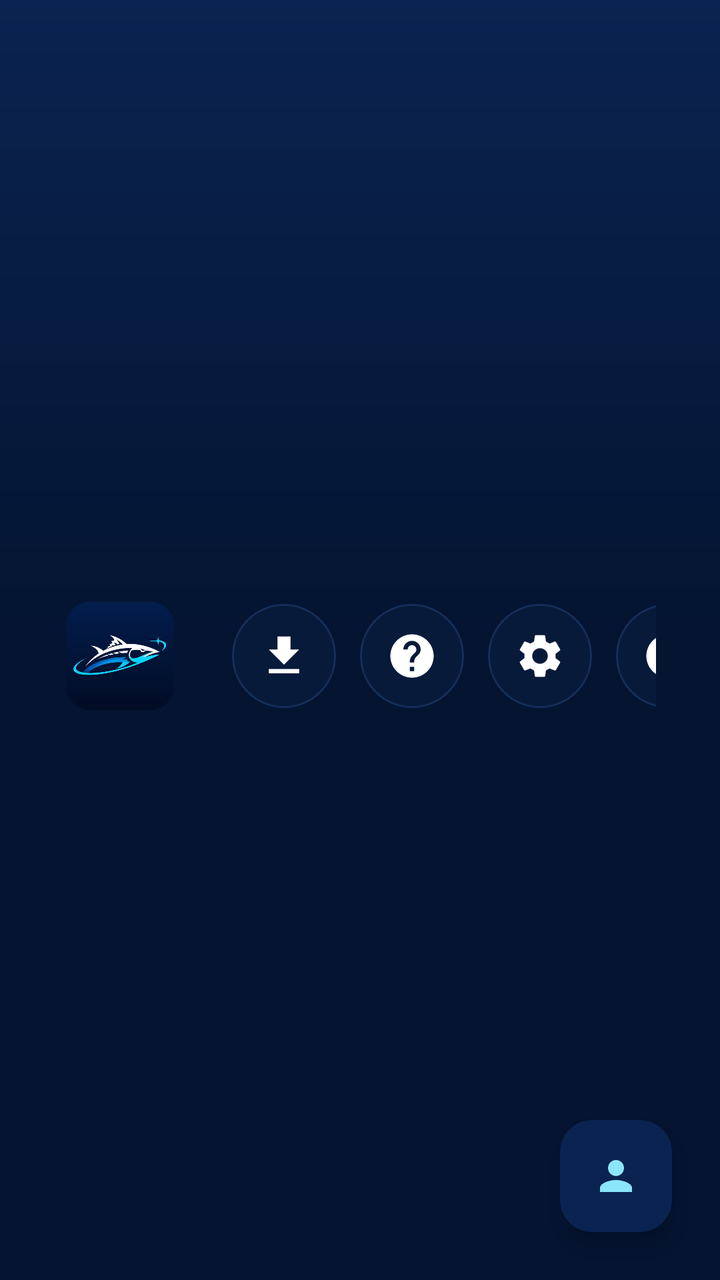
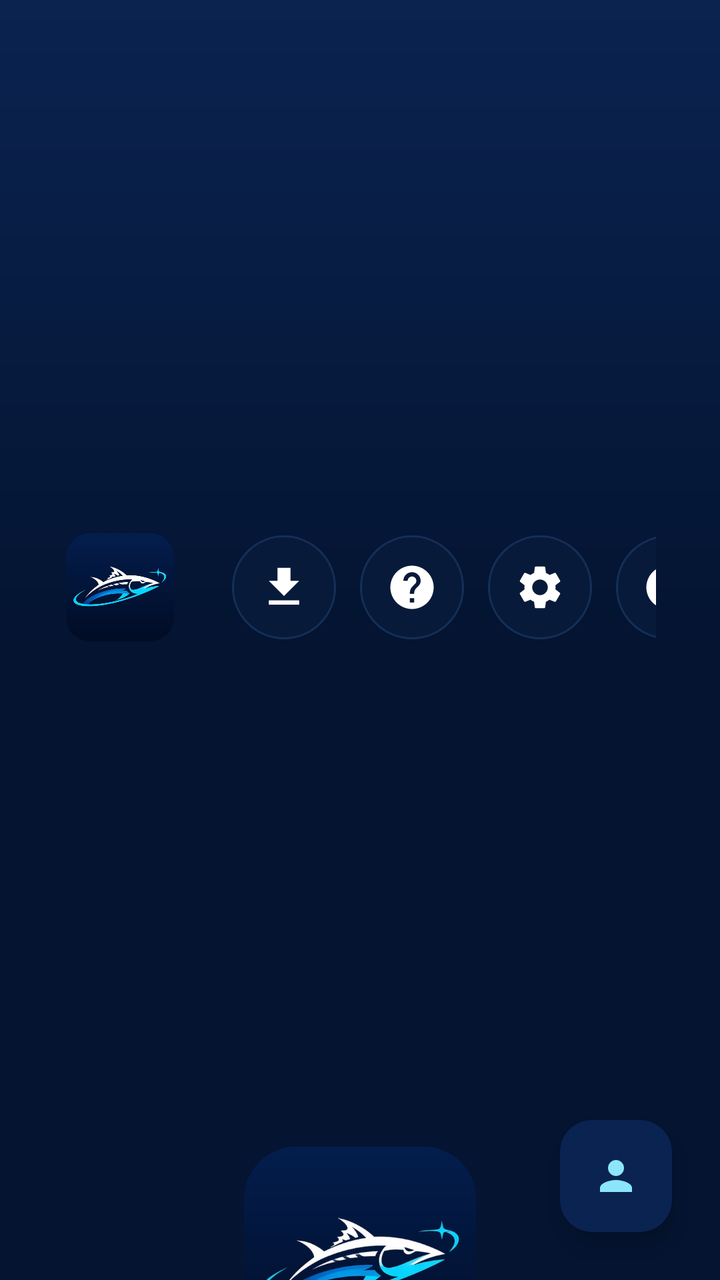

Before-and-after screenshots of an Android layout around one commit, followed by the original layout XML and the change that was made.
<!-- AndroidManifest.xml: application theme AppTheme -->
<!-- res/layout/activity_pc_view.xml -->
<?xml version="1.0" encoding="utf-8"?>
<RelativeLayout xmlns:android="http://schemas.android.com/apk/res/android"
    xmlns:tools="http://schemas.android.com/tools"
    xmlns:app="http://schemas.android.com/apk/res-auto"
    android:background="@drawable/ts_home_bg"
    android:layout_width="match_parent"
    android:layout_height="match_parent"
    tools:context=".PcView">

    <LinearLayout
        android:id="@+id/homeHeader"
        android:layout_width="match_parent"
        android:layout_height="wrap_content"
        android:layout_alignParentTop="true"
        android:orientation="horizontal"
        android:gravity="center_vertical"
        android:paddingStart="32dp"
        android:paddingEnd="32dp"
        android:paddingTop="24dp"
        android:paddingBottom="8dp">

        <ImageView
            android:id="@+id/brandMark"
            android:layout_width="56dp"
            android:layout_height="56dp"
            android:src="@drawable/ts_mark"
            android:contentDescription="@null"
            android:importantForAccessibility="no" />

        <LinearLayout
            android:layout_width="0dp"
            android:layout_height="wrap_content"
            android:layout_weight="1"
            android:layout_marginStart="16dp"
            android:orientation="vertical">
            <TextView
                android:layout_width="wrap_content"
                android:layout_height="wrap_content"
                android:text="@string/app_label"
                android:textColor="@color/ts_text"
                android:textSize="26sp"
                android:textStyle="bold"
                android:letterSpacing="0.01" />
            <TextView
                android:layout_width="wrap_content"
                android:layout_height="wrap_content"
                android:text="@string/home_tagline"
                android:textColor="@color/ts_text_secondary"
                android:textSize="14sp" />
        </LinearLayout>

        <ImageButton
            android:id="@+id/updateButton"
            android:layout_width="52dp"
            android:layout_height="52dp"
            android:layout_marginStart="12dp"
            android:padding="13dp"
            android:scaleType="fitCenter"
            android:background="@drawable/ts_icon_button_bg"
            android:src="@drawable/ic_update"
            android:contentDescription="@string/update_settings_title"
            android:preferKeepClear="true" />

        <ImageButton
            android:id="@+id/helpButton"
            android:layout_width="52dp"
            android:layout_height="52dp"
            android:layout_marginStart="12dp"
            android:padding="13dp"
            android:scaleType="fitCenter"
            android:background="@drawable/ts_icon_button_bg"
            android:src="@drawable/ic_help"
            android:contentDescription="@string/help"
            android:preferKeepClear="true" />

        <ImageButton
            android:id="@+id/settingsButton"
            android:layout_width="52dp"
            android:layout_height="52dp"
            android:layout_marginStart="12dp"
            android:padding="13dp"
            android:scaleType="fitCenter"
            android:background="@drawable/ts_icon_button_bg"
            android:src="@drawable/ic_settings"
            android:contentDescription="@string/tuna_settings_button"
            android:preferKeepClear="true" />

        <ImageButton
            android:id="@+id/manuallyAddPc"
            android:layout_width="52dp"
            android:layout_height="52dp"
            android:layout_marginStart="12dp"
            android:padding="13dp"
            android:scaleType="fitCenter"
            android:background="@drawable/ts_icon_button_bg"
            android:src="@drawable/ic_add"
            android:contentDescription="@string/title_add_pc"
            android:preferKeepClear="true" />
    </LinearLayout>

    <RelativeLayout
        android:id="@+id/pcFragmentContainer"
        android:layout_width="match_parent"
        android:layout_height="match_parent"
        android:layout_below="@+id/homeHeader"
        android:paddingStart="16dp"
        android:paddingEnd="16dp"
        android:gravity="center">

        <LinearLayout
            android:id="@+id/no_pc_found_layout"
            android:layout_width="wrap_content"
            android:layout_height="wrap_content"
            android:layout_centerInParent="true"
            android:orientation="vertical"
            android:gravity="center_horizontal"
            android:paddingStart="@dimen/activity_horizontal_margin"
            android:paddingEnd="@dimen/activity_horizontal_margin">
            <ImageView
                android:layout_width="120dp"
                android:layout_height="120dp"
                android:src="@drawable/ts_mark"
                android:contentDescription="@null"
                android:importantForAccessibility="no" />
            <LinearLayout
                android:layout_width="wrap_content"
                android:layout_height="wrap_content"
                android:layout_marginTop="20dp"
                android:orientation="horizontal"
                android:gravity="center_vertical">
                <ProgressBar
                    android:id="@+id/pcs_loading"
                    android:layout_width="28dp"
                    android:layout_height="28dp"
                    android:indeterminate="true" />
                <TextView
                    android:layout_width="wrap_content"
                    android:layout_height="wrap_content"
                    android:layout_marginStart="12dp"
                    android:text="@string/searching_pc"
                    android:textColor="@color/ts_text"
                    android:textSize="20sp" />
            </LinearLayout>
            <TextView
                android:layout_width="wrap_content"
                android:layout_height="wrap_content"
                android:layout_marginTop="8dp"
                android:maxWidth="420dp"
                android:gravity="center"
                android:text="@string/home_searching_hint"
                android:textColor="@color/ts_text_secondary"
                android:textSize="15sp" />
        </LinearLayout>
    </RelativeLayout>

    <com.google.android.material.floatingactionbutton.ExtendedFloatingActionButton
        android:id="@+id/profilesButton"
        android:layout_width="wrap_content"
        android:layout_height="wrap_content"
        android:layout_alignParentBottom="true"
        android:layout_alignParentEnd="true"
        android:layout_margin="24dp"
        android:contentDescription="@string/profile_manager_choose_profile"
        app:icon="@drawable/ic_profiles" />

</RelativeLayout>
<!-- resources referenced by this layout -->
<resources>
  <color name="ts_text">#EEF5FB</color>
  <color name="ts_text_secondary">#9FB3CC</color>
  <dimen name="activity_horizontal_margin">16dp</dimen>
  <!-- drawable ic_add (drawable) -->
  <vector xmlns:android="http://schemas.android.com/apk/res/android"
      android:width="256dp"
      android:height="256dp"
      android:viewportWidth="24"
      android:viewportHeight="24">
      <path
          android:fillColor="#FFFFFF"
          android:pathData="M12,2C6.48,2 2,6.48 2,12s4.48,10 10,10 10,-4.48 10,-10S17.52,2 12,2zM17,13h-4v4h-2v-4L7,13v-2h4L11,7h2v4h4v2z" />
  </vector>
  <!-- drawable ic_profiles (drawable) -->
  <vector xmlns:android="http://schemas.android.com/apk/res/android"
      android:width="256dp"
      android:height="256dp"
      android:viewportWidth="24"
      android:viewportHeight="24">
      <path
          android:fillColor="#FFFFFF"
          android:pathData="M12,12c2.21,0 4,-1.79 4,-4s-1.79,-4 -4,-4 -4,1.79 -4,4 1.79,4 4,4zM12,14c-2.67,0 -8,1.34 -8,4v2h16v-2c0,-2.66 -5.33,-4 -8,-4z"/>
  </vector>
  <!-- drawable ic_update (drawable) -->
  <vector xmlns:android="http://schemas.android.com/apk/res/android"
      android:width="24dp"
      android:height="24dp"
      android:viewportWidth="24"
      android:viewportHeight="24">
      <path
          android:fillColor="#FFFFFF"
          android:pathData="M5,20h14v-2H5V20zM19,9h-4V3H9v6H5l7,7L19,9z" />
  </vector>
  <!-- drawable ts_home_bg (drawable) -->
  <?xml version="1.0" encoding="utf-8"?>
  <shape xmlns:android="http://schemas.android.com/apk/res/android" android:shape="rectangle">
      <gradient
          android:angle="270"
          android:startColor="@color/ts_deep"
          android:centerColor="@color/ts_navy"
          android:endColor="@color/ts_navy"
          android:type="linear" />
  </shape>
  <string name="help">Help</string>
  <string name="home_searching_hint">TunaStream needs to be running on the PC, on the same network as this device.</string>
  <string name="home_tagline">Your PC\'s games, on this screen</string>
  <string name="profile_manager_choose_profile">Choose Profile</string>
  <string name="searching_pc">Looking for your PC…</string>
  <string name="title_add_pc">Add PC Manually</string>
  <string name="tuna_settings_button">Settings</string>
  <string name="update_settings_title">Check for updates</string>
  <style name="AppTheme" parent="AppBaseTheme">
          
          <item name="android:windowActionBar">false</item>
          <item name="android:windowNoTitle">true</item>
          <item name="android:statusBarColor">@color/ts_navy</item>
          <item name="android:navigationBarColor">@color/ts_navy</item>
          <item name="android:colorBackground">@color/ts_navy</item>
          <item name="android:windowBackground">@color/ts_navy</item>
      </style>
  <color name="ts_deep">#0A2350</color>
  <color name="ts_navy">#041431</color>
  <color name="ts_accent">#0CC8F6</color>
  <color name="ts_surface">#081A3A</color>
  <color name="ts_surface_border">#142F58</color>
  <color name="ts_blue">#0B74D1</color>
  <!-- drawable ts_dialog_bg (drawable) -->
  <?xml version="1.0" encoding="utf-8"?>
  <inset xmlns:android="http://schemas.android.com/apk/res/android"
      android:insetLeft="16dp" android:insetRight="16dp"
      android:insetTop="16dp" android:insetBottom="16dp">
      <shape android:shape="rectangle">
          <solid android:color="@color/ts_surface" />
          <stroke android:width="1dp" android:color="@color/ts_surface_border" />
          <corners android:radius="16dp" />
      </shape>
  </inset>
  <!-- unchanged entries left out for length: 7 -->
</resources>

<!-- the commit's change to res/layout/activity_pc_view.xml (unified diff, before → after) -->
@@ -42,10 +42,10 @@
                 android:textStyle="bold"
                 android:letterSpacing="0.01" />
             <TextView
+                android:id="@+id/brandVersion"
                 android:layout_width="wrap_content"
                 android:layout_height="wrap_content"
-                android:text="@string/home_tagline"
-                android:textColor="@color/ts_text_secondary"
+                android:textColor="@color/ts_accent_soft"
                 android:textSize="14sp" />
         </LinearLayout>
 
<!-- resource entries referenced after the edit -->
@@ -1,5 +1,6 @@
 <!-- resources referenced by this layout -->
 <resources>
+  <color name="ts_accent_soft">#8BE6FC</color>
   <color name="ts_text">#EEF5FB</color>
   <color name="ts_text_secondary">#9FB3CC</color>
   <dimen name="activity_horizontal_margin">16dp</dimen>
@@ -45,7 +46,6 @@
   </shape>
   <string name="help">Help</string>
   <string name="home_searching_hint">TunaStream needs to be running on the PC, on the same network as this device.</string>
-  <string name="home_tagline">Your PC\'s games, on this screen</string>
   <string name="profile_manager_choose_profile">Choose Profile</string>
   <string name="searching_pc">Looking for your PC…</string>
   <string name="title_add_pc">Add PC Manually</string>
